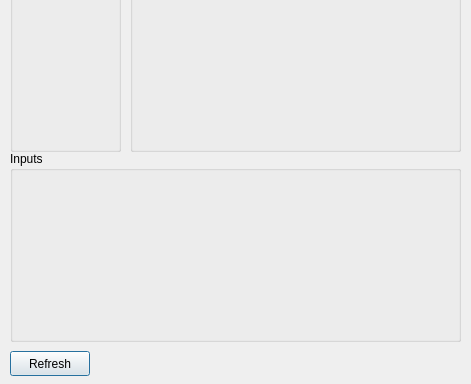
Above: ui/modules/mtbunisio.ui from kmzbrnoI/mtb-config-tool before the change; both pictures show x 0 to 471 and y 389 to 773 of the 471 by 773 pixel window. Below: the same form after it.
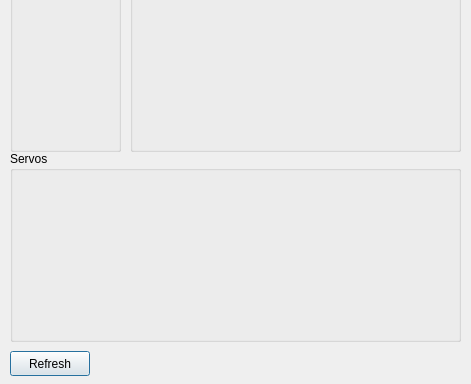
That is the form after the change.

Commit message: MTB-UNIS IO: add servo outputs setting. #5

Diff of the .ui file:
```diff
--- a/ui/modules/mtbunisio.ui
+++ b/ui/modules/mtbunisio.ui
@@ -96,7 +96,7 @@
     </sizepolicy>
    </property>
    <property name="title">
-    <string>Inputs</string>
+    <string>Servos</string>
    </property>
    <widget class="QWidget" name="gridLayoutWidget_3">
     <property name="geometry">
```
The commit also changes 2 other files.
